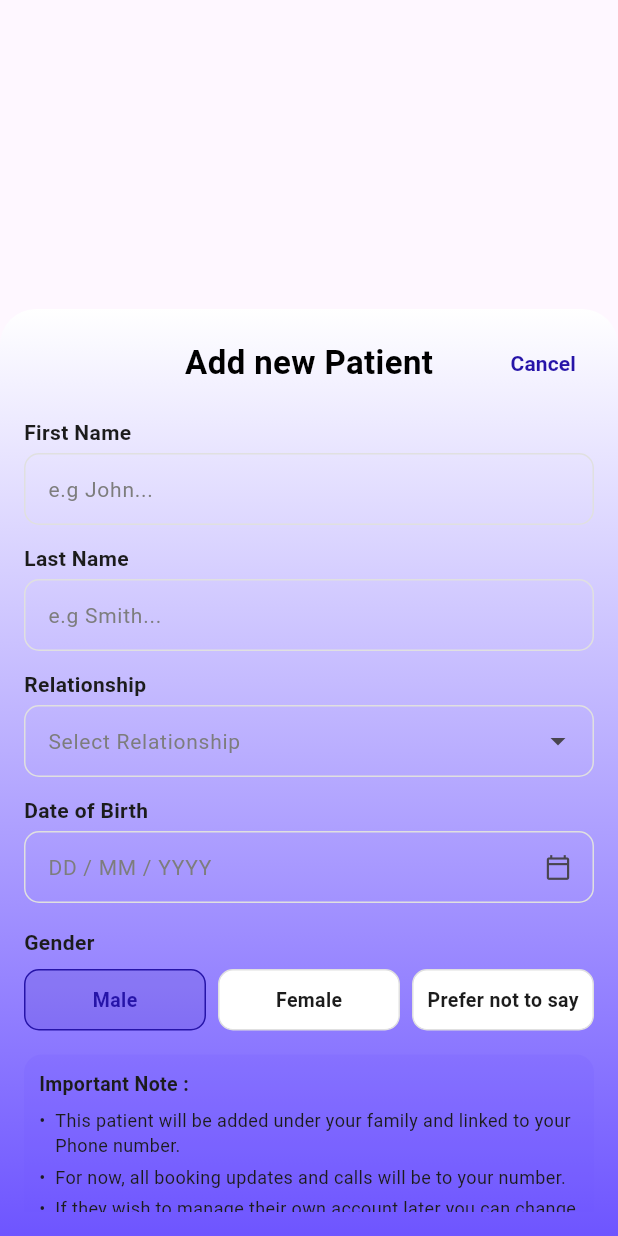
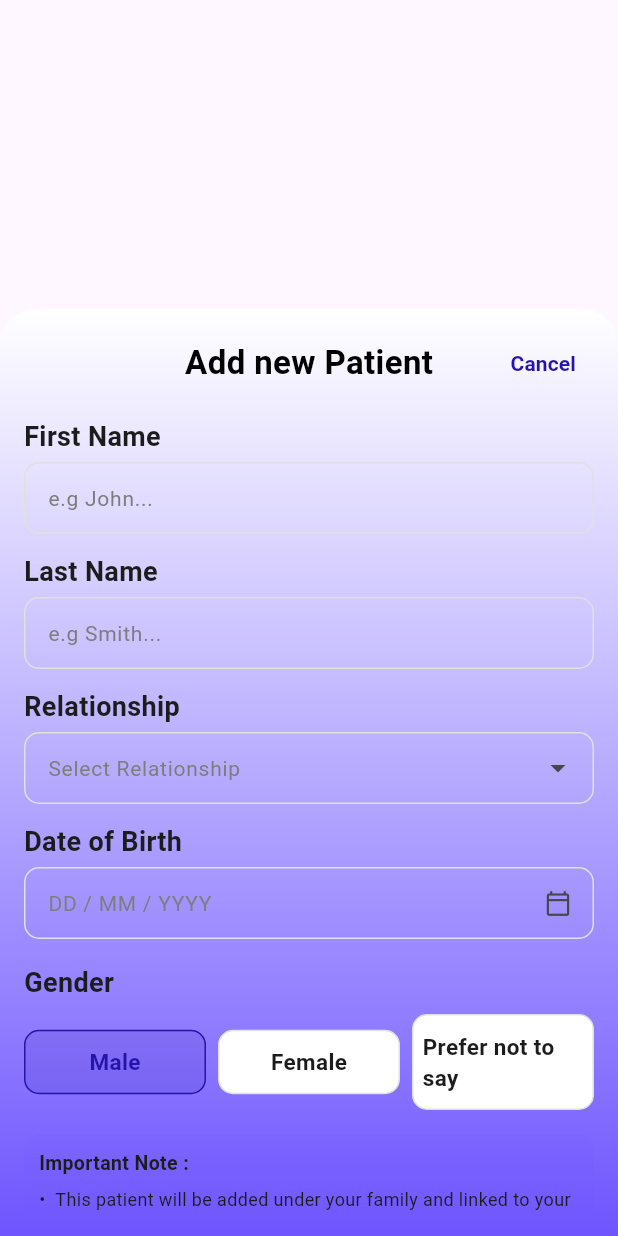
Before and after one commit to Zetrion/QuroCare_Pages, a Flutter app: the AddPatientSheet widget shown alone on an empty page, opened directly, on a phone screen of 412 x 824 dp. Run offline on Flutter 3.47's test engine with Material 3 defaults, Android fonts, the phone set to English and light mode, and no system bars; Roboto replaces fonts that are missing (Poppins).

Commit message:
allpages small changes and mised details

```diff
--- a/home_booking_pages/lib/home_booking_page/views/add_patient_sheet.dart
+++ b/home_booking_pages/lib/home_booking_page/views/add_patient_sheet.dart
@@ -167,7 +167,7 @@ class _AddPatientSheetState extends State<AddPatientSheet> {
   Widget _label(String text) {
     return Text(
       text,
-      style: AppFonts.bodyBold.copyWith(fontSize: 14, color: AppColor.textDark),
+      style: AppFonts.bodyBold.copyWith(fontSize: 18, color: AppColor.textDark),
     );
   }
 
@@ -307,7 +307,7 @@ class _AddPatientSheetState extends State<AddPatientSheet> {
                 child: Text(
                   labels[i],
                   style: AppFonts.bodyBold.copyWith(
-                    fontSize: 13,
+                    fontSize: 15,
                     color: _selectedGenderIndex == i
                         ? AppColor.primary
                         : AppColor.textDark,
```
Also changed, not shown: home_booking_pages/assets/checklist.png (added).
